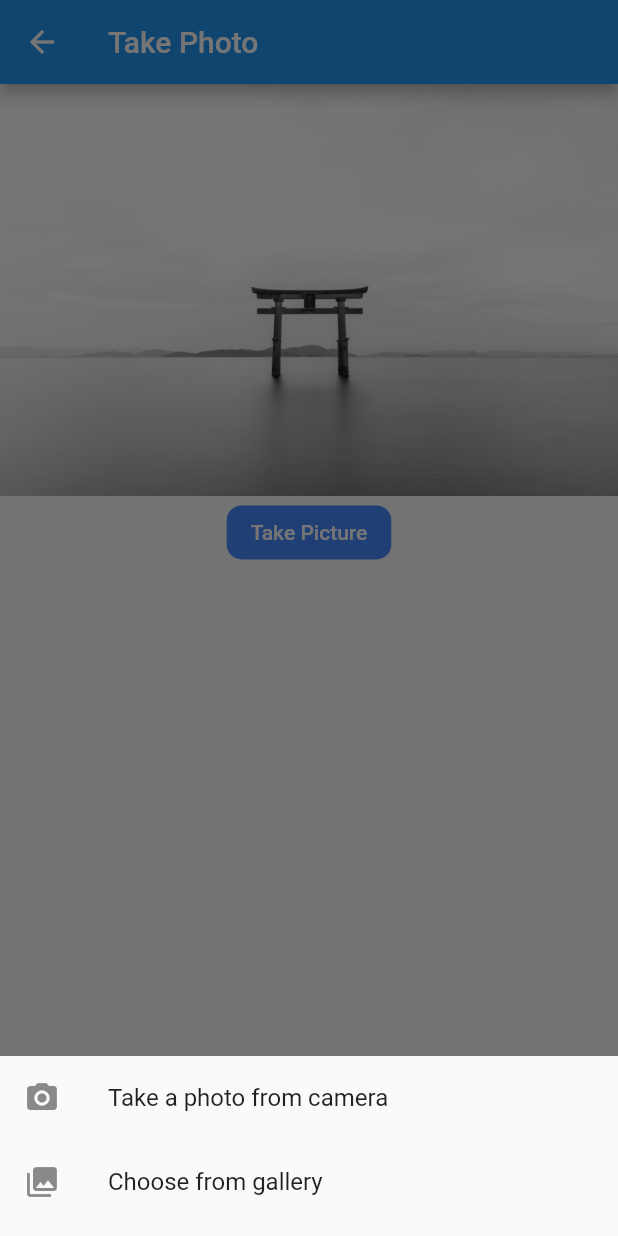
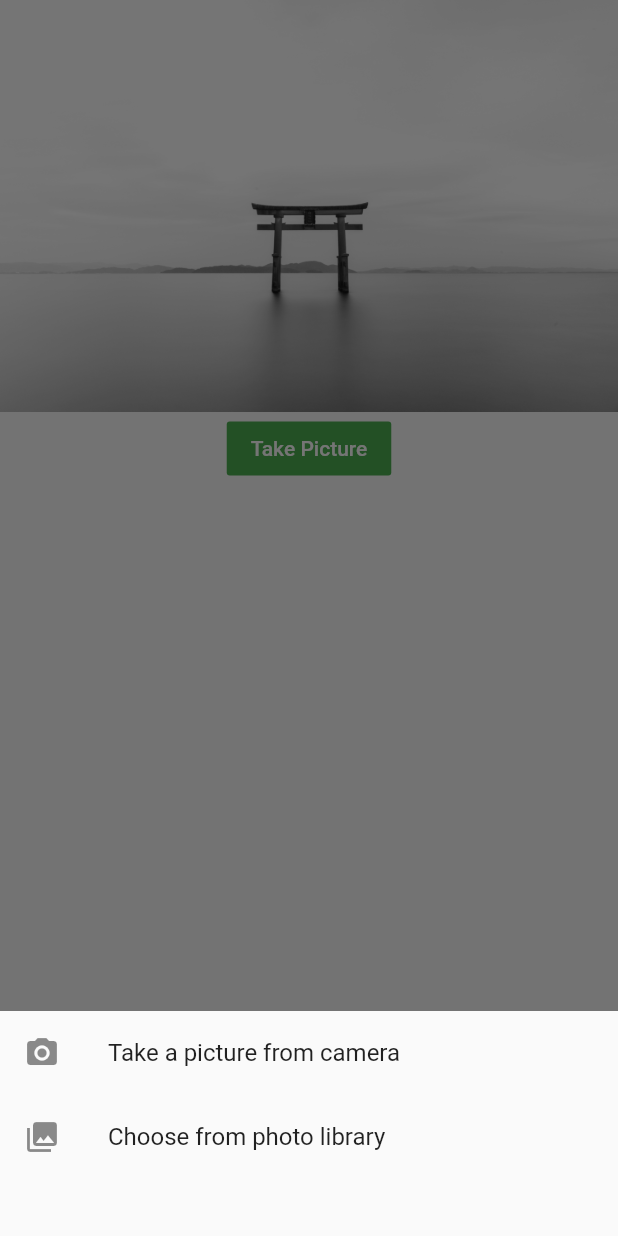
Before and after one commit to Arifrhmn2743/flutter_qr, a Flutter app: the PhotoPage screen opened by its route, after a tap on "Take Picture", on a phone screen of 412 x 824 dp. Run offline on Flutter 3.47's test engine with Material 2 defaults, Android fonts, the phone set to English and light mode, and no system bars; our stand-ins replace camera, google_maps_flutter, image_picker, location, vibration; missing offline and left inert: qr_code_scanner.

Commit message:
camera working now

```diff
--- a/lib/src/ui/photo.dart
+++ b/lib/src/ui/photo.dart
@@ -12,64 +12,9 @@ class PhotoPage extends StatefulWidget {
 class _PhotoPageState extends State<PhotoPage> {
   String _path = null;
 
-  @override
-  Widget build(BuildContext context) {
-    return Scaffold(
-      appBar: AppBar(
-        title: Text('Take Photo'),
-      ),
-      body: SafeArea(
-          child: SingleChildScrollView(
-        child: Column(
-          children: <Widget>[
-            _path == null
-                ? Image.asset("images/p.jpg")
-                : Image.file(File(_path)),
-            FlatButton(
-              onPressed: () {
-                _showOptions(context);
-              },
-              child:
-                  Text("Take Picture", style: TextStyle(color: Colors.white)),
-              color: Colors.blueAccent,
-              shape: RoundedRectangleBorder(
-                borderRadius: BorderRadius.circular(10),
-              ),
-            )
-          ],
-        ),
-      )),
-    );
-  }
-
-  void _showOptions(BuildContext context) {
-    showModalBottomSheet(
-        context: context,
-        builder: (context) {
-          return Container(
-            height: 120,
-            child: Column(
-              children: <Widget>[
-                ListTile(
-                  leading: Icon(Icons.photo_camera),
-                  title: Text("Take a photo from camera"),
-                ),
-                ListTile(
-                  leading: Icon(Icons.photo_library),
-                  title: Text("Choose from gallery"),
-                  onTap: () {
-                    Navigator.pop(context);
-                    _showPhotoLibrary();
-                  },
-                )
-              ],
-            ),
-          );
-        });
-  }
-
   void _showPhotoLibrary() async {
     final file = await ImagePicker.pickImage(source: ImageSource.gallery);
+
     setState(() {
       _path = file.path;
     });
@@ -83,8 +28,51 @@ class _PhotoPageState extends State<PhotoPage> {
         context,
         MaterialPageRoute(
             builder: (context) => TakePicturePage(camera: camera)));
+
     setState(() {
       _path = result;
     });
   }
+
+  void _showOptions(BuildContext context) {
+    showModalBottomSheet(
+        context: context,
+        builder: (context) {
+          return Container(
+              height: 150,
+              child: Column(children: <Widget>[
+                ListTile(
+                    onTap: () {
+                      Navigator.pop(context);
+                      _showCamera();
+                    },
+                    leading: Icon(Icons.photo_camera),
+                    title: Text("Take a picture from camera")),
+                ListTile(
+                    onTap: () {
+                      Navigator.pop(context);
+                      _showPhotoLibrary();
+                    },
+                    leading: Icon(Icons.photo_library),
+                    title: Text("Choose from photo library"))
+              ]));
+        });
+  }
+
+  @override
+  Widget build(BuildContext context) {
+    return Scaffold(
+        body: SafeArea(
+      child: Column(children: <Widget>[
+        _path == null ? Image.asset("images/p.jpg") : Image.file(File(_path)),
+        FlatButton(
+          child: Text("Take Picture", style: TextStyle(color: Colors.white)),
+          color: Colors.green,
+          onPressed: () {
+            _showOptions(context);
+          },
+        )
+      ]),
+    ));
+  }
 }
--- a/lib/src/ui/take_picture.dart
+++ b/lib/src/ui/take_picture.dart
@@ -32,7 +32,7 @@ class _TakePicturePageState extends State<TakePicturePage> {
       final path =
           join((await getTemporaryDirectory()).path, '${DateTime.now()}.png');
 
-      await _cameraController.takePicture();
+      await _cameraController.takePicture(path);
 
       Navigator.pop(context, path);
     } catch (e) {
--- a/pubspec.yaml
+++ b/pubspec.yaml
@@ -34,8 +34,9 @@ dependencies:
   google_maps_flutter: ^1.0.6
   location: ^3.2.1
   image_picker: ^0.6.7+17
-  camera: ^0.6.2+1
-  path_provider: ^1.6.24
+  camera: ^0.5.7+2
+  path: ^1.7.0
+  path_provider: ^1.4.2
   vibration: ^1.7.3
 
 dev_dependencies:
```
Also changed, not shown: pubspec.lock.
